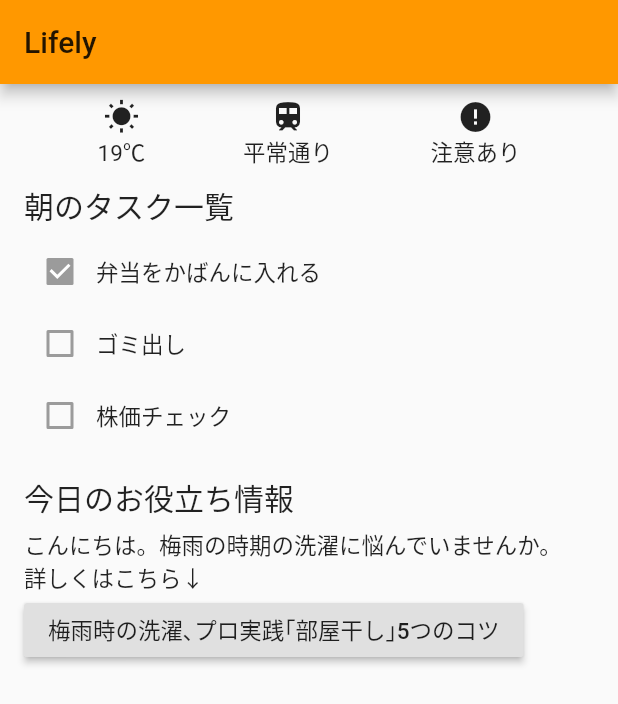
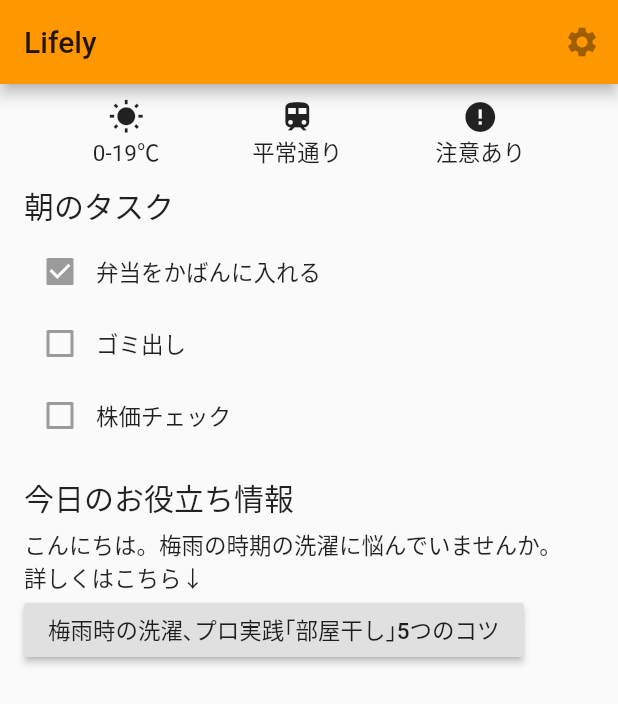
Before and after one commit to shiraily/mock-lifely-app, a Flutter app: the screen it shows after launch, on a phone screen of 412 x 824 dp. Shown: the top 704 px of the screen. Run offline on Flutter 3.47's test engine with Material 2 defaults, Android fonts, the phone set to English and light mode, and no system bars; our stand-ins replace firebase_messaging; accounts and stored records are empty.

Commit message:
Add setting btn

```diff
--- a/lib/main.dart
+++ b/lib/main.dart
@@ -1,13 +1,11 @@
 import 'package:flutter/material.dart';
 import 'package:url_launcher/url_launcher.dart';
-import 'package:firebase_messaging/firebase_messaging.dart';  // ライブラリのインポート
+import 'package:firebase_messaging/firebase_messaging.dart';
 import 'package:flutter_localizations/flutter_localizations.dart';
-
 
 void main() => runApp(MyApp());
 
 class MyApp extends StatelessWidget {
-  // This widget is the root of your application.
   @override
   Widget build(BuildContext context) {
     return MaterialApp(
@@ -41,6 +39,11 @@ class _MyHomePageState extends State<MyHomePage> {
     return Scaffold(
       appBar: AppBar(
         title: Text(widget.title),
+        actions: <Widget>[
+          IconButton(
+            icon: Icon(Icons.settings)
+          ),
+        ],
       ),
       body: Container(
         child: Column(
@@ -60,7 +63,7 @@ class _MyHomePageState extends State<MyHomePage> {
                   child: Column(
                     children: <Widget>[
                       new Icon(Icons.wb_sunny),
-                      Text("19℃")
+                      Text("0-19℃")
                     ],
                   ),
                 ),
@@ -96,7 +99,7 @@ class _MyHomePageState extends State<MyHomePage> {
                 mainAxisAlignment:  MainAxisAlignment.start,
                 children: <Widget>[
                   Text(
-                    "朝のタスク一覧",
+                    "朝のタスク",
                     style: TextStyle(
                       fontSize: 20.0,
                     )
```
